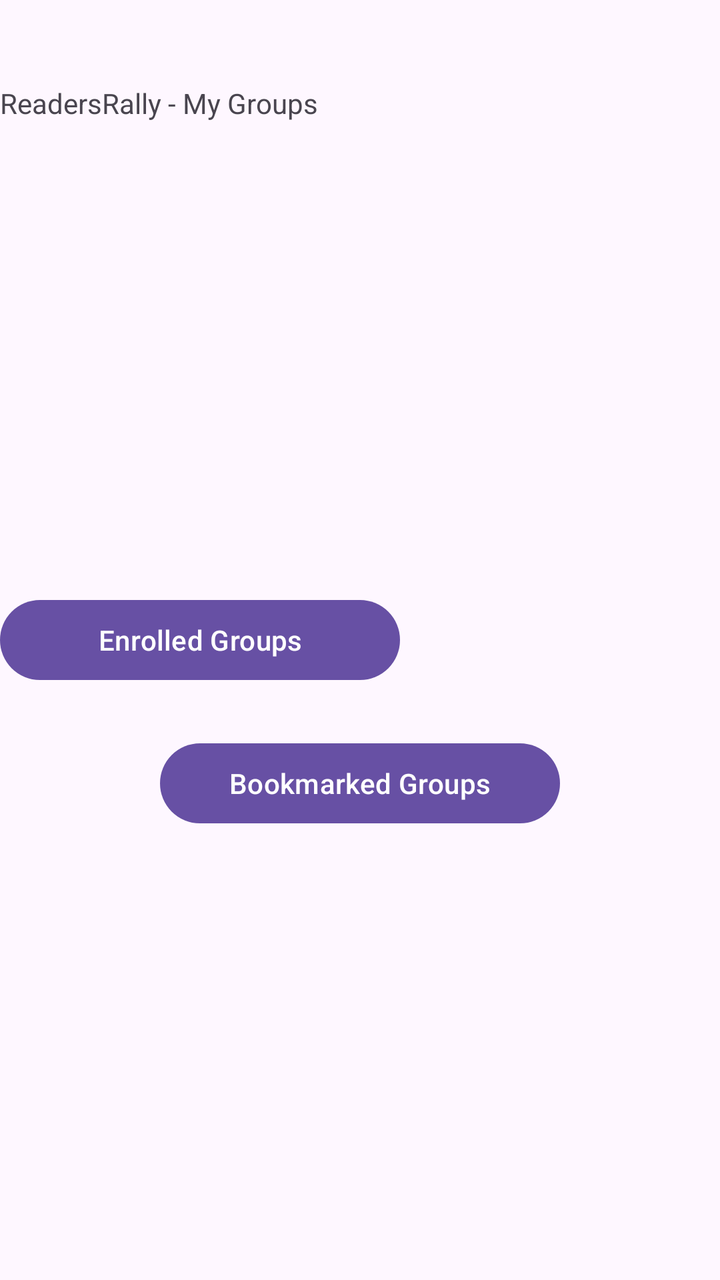
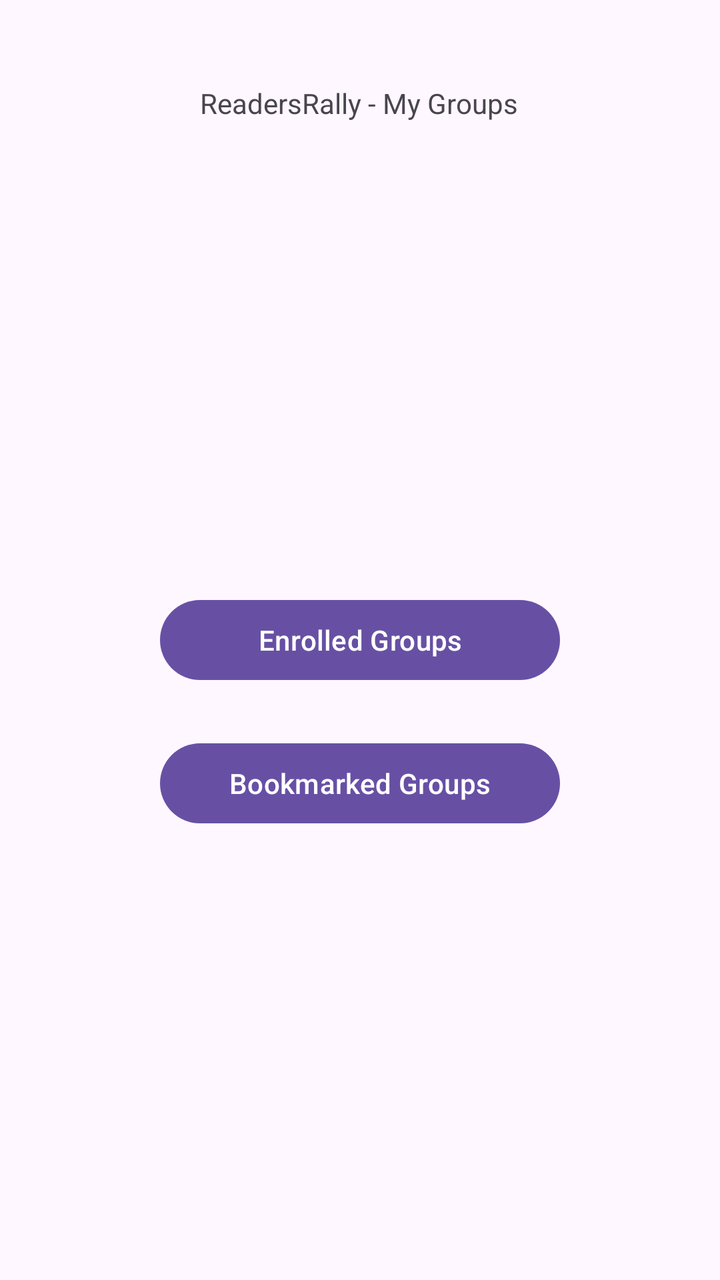

Compare the two renders of this Android layout. The source of the first and the diff that turns it into the second are given below.
<!-- AndroidManifest.xml: application theme Theme.ReadersRally -->
<!-- res/layout/activity_my_groups.xml -->
<?xml version="1.0" encoding="utf-8"?>
<androidx.constraintlayout.widget.ConstraintLayout xmlns:android="http://schemas.android.com/apk/res/android"
    xmlns:app="http://schemas.android.com/apk/res-auto"
    xmlns:tools="http://schemas.android.com/tools"
    android:id="@+id/linearLayout"
    android:layout_width="match_parent"
    android:layout_height="match_parent"
    android:gravity="center_vertical">

    <Button
        android:id="@+id/enrolledGroupsButton"
        android:layout_width="200dp"
        android:layout_height="48dp"
        android:layout_marginTop="296dp"
        android:text="Enrolled Groups"
        app:layout_constraintTop_toTopOf="parent"
        tools:layout_editor_absoluteX="105dp" />

    <Button
        android:id="@+id/bookmarkedGroupsButton"
        android:layout_width="200dp"
        android:layout_height="wrap_content"
        android:layout_marginStart="106dp"
        android:layout_marginTop="20dp"
        android:layout_marginEnd="106dp"
        android:layout_marginBottom="16dp"
        android:text="Bookmarked Groups"
        app:layout_constraintBottom_toTopOf="@+id/joinRequestsButton"
        app:layout_constraintEnd_toEndOf="parent"
        app:layout_constraintStart_toStartOf="parent"
        app:layout_constraintTop_toBottomOf="@+id/enrolledGroupsButton" />

    <Button
        android:id="@+id/joinRequestsButton"
        android:layout_width="200dp"
        android:layout_height="wrap_content"
        android:layout_marginStart="106dp"
        android:layout_marginTop="438dp"
        android:layout_marginEnd="105dp"
        android:layout_marginBottom="255dp"
        android:text="Join Requests"
        app:layout_constraintBottom_toBottomOf="parent"
        app:layout_constraintEnd_toEndOf="parent"
        app:layout_constraintStart_toStartOf="parent"
        app:layout_constraintTop_toTopOf="parent" />

    <TextView
        android:id="@+id/myGroupsHeader"
        android:layout_width="wrap_content"
        android:layout_height="wrap_content"
        android:layout_marginTop="42dp"
        android:text="@string/my_groups_header"
        app:layout_constraintTop_toTopOf="parent"
        tools:layout_editor_absoluteX="125dp" />

</androidx.constraintlayout.widget.ConstraintLayout>
<!-- resources referenced by this layout -->
<resources>
  <string name="my_groups_header">ReadersRally - My Groups</string>
  <style name="Theme.ReadersRally" parent="Base.Theme.ReadersRally" />
  <style name="Base.Theme.ReadersRally" parent="Theme.Material3.DayNight.NoActionBar">
          
          
      </style>
</resources>

<!-- the commit's change to res/layout/activity_my_groups.xml (unified diff, before → after) -->
@@ -11,10 +11,13 @@
         android:id="@+id/enrolledGroupsButton"
         android:layout_width="200dp"
         android:layout_height="48dp"
+        android:layout_marginStart="106dp"
         android:layout_marginTop="296dp"
+        android:layout_marginEnd="106dp"
         android:text="Enrolled Groups"
-        app:layout_constraintTop_toTopOf="parent"
-        tools:layout_editor_absoluteX="105dp" />
+        app:layout_constraintEnd_toEndOf="parent"
+        app:layout_constraintStart_toStartOf="parent"
+        app:layout_constraintTop_toTopOf="parent" />
 
     <Button
         android:id="@+id/bookmarkedGroupsButton"
@@ -48,9 +51,12 @@
         android:id="@+id/myGroupsHeader"
         android:layout_width="wrap_content"
         android:layout_height="wrap_content"
+        android:layout_marginStart="125dp"
         android:layout_marginTop="42dp"
+        android:layout_marginEnd="126dp"
         android:text="@string/my_groups_header"
-        app:layout_constraintTop_toTopOf="parent"
-        tools:layout_editor_absoluteX="125dp" />
+        app:layout_constraintEnd_toEndOf="parent"
+        app:layout_constraintStart_toStartOf="parent"
+        app:layout_constraintTop_toTopOf="parent" />
 
 </androidx.constraintlayout.widget.ConstraintLayout>
